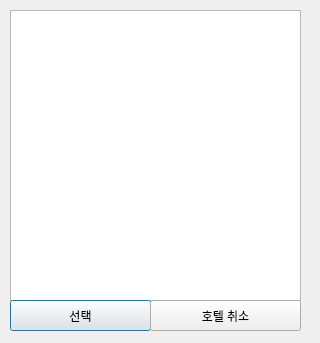
Qt form VIPclient/hotel_reserv.ui (IOT-summer-festival/summer-festival) before a commit.
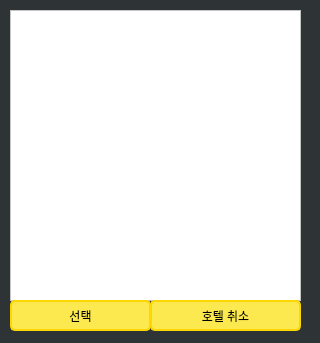
The same form after that commit.

Patch:
```diff
--- a/VIPclient/hotel_reserv.ui
+++ b/VIPclient/hotel_reserv.ui
@@ -13,6 +13,10 @@
   <property name="windowTitle">
    <string>Dialog</string>
   </property>
+  <property name="styleSheet">
+   <string notr="true">background-color: rgb(46, 52, 54);
+color: rgb(255, 255, 255);</string>
+  </property>
   <widget class="QListWidget" name="list">
    <property name="geometry">
     <rect>
@@ -22,6 +26,10 @@
      <height>291</height>
     </rect>
    </property>
+   <property name="styleSheet">
+    <string notr="true">background-color: rgb(255, 255, 255);
+color: rgb(0, 0, 0);</string>
+   </property>
   </widget>
   <widget class="QPushButton" name="slt">
    <property name="geometry">
@@ -32,6 +40,13 @@
      <height>31</height>
     </rect>
    </property>
+   <property name="styleSheet">
+    <string notr="true">color: rgb(0, 0, 0);
+background-color: qlineargradient(spread:pad, x10:0, y1:0, x2:1, y2:0, stop:0 rgba(252, 233, 79), stop:1 rgba(252, 233, 79));
+border: 2px solid rgb(255, 215, 0);
+border-radius: 5px;
+</string>
+   </property>
    <property name="text">
     <string>선택</string>
    </property>
@@ -45,6 +60,13 @@
      <height>31</height>
     </rect>
    </property>
+   <property name="styleSheet">
+    <string notr="true">color: rgb(0, 0, 0);
+background-color: qlineargradient(spread:pad, x10:0, y1:0, x2:1, y2:0, stop:0 rgba(252, 233, 79), stop:1 rgba(252, 233, 79));
+border: 2px solid rgb(255, 215, 0);
+border-radius: 5px;
+</string>
+   </property>
    <property name="text">
     <string>호텔 취소</string>
    </property>
```
